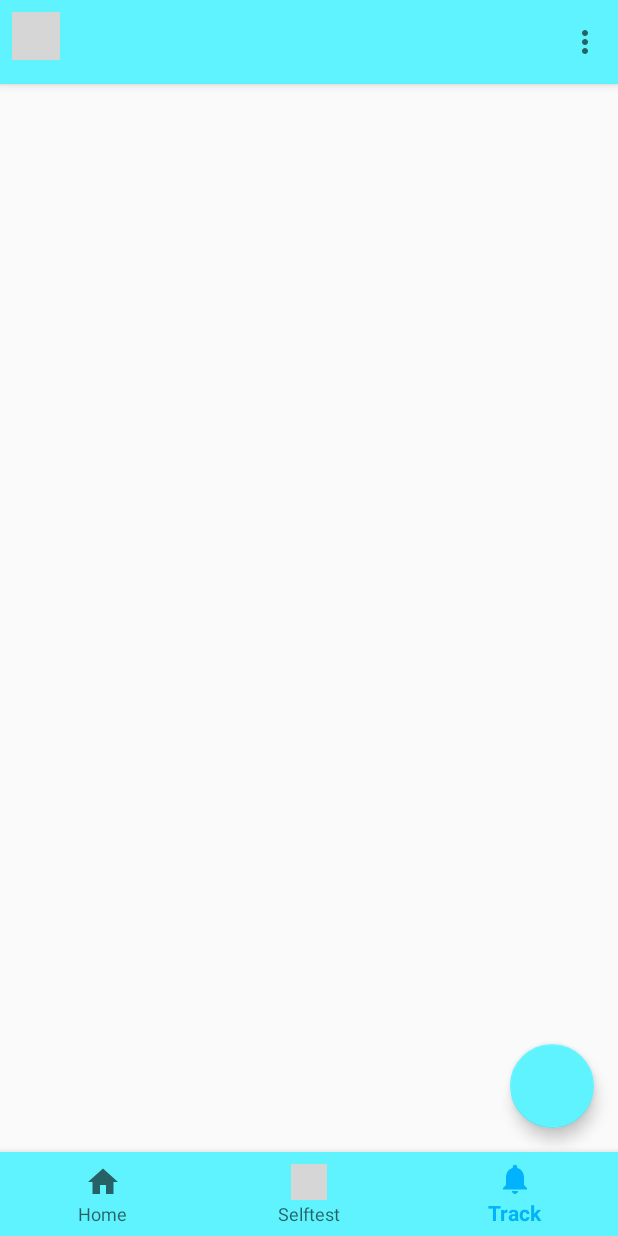
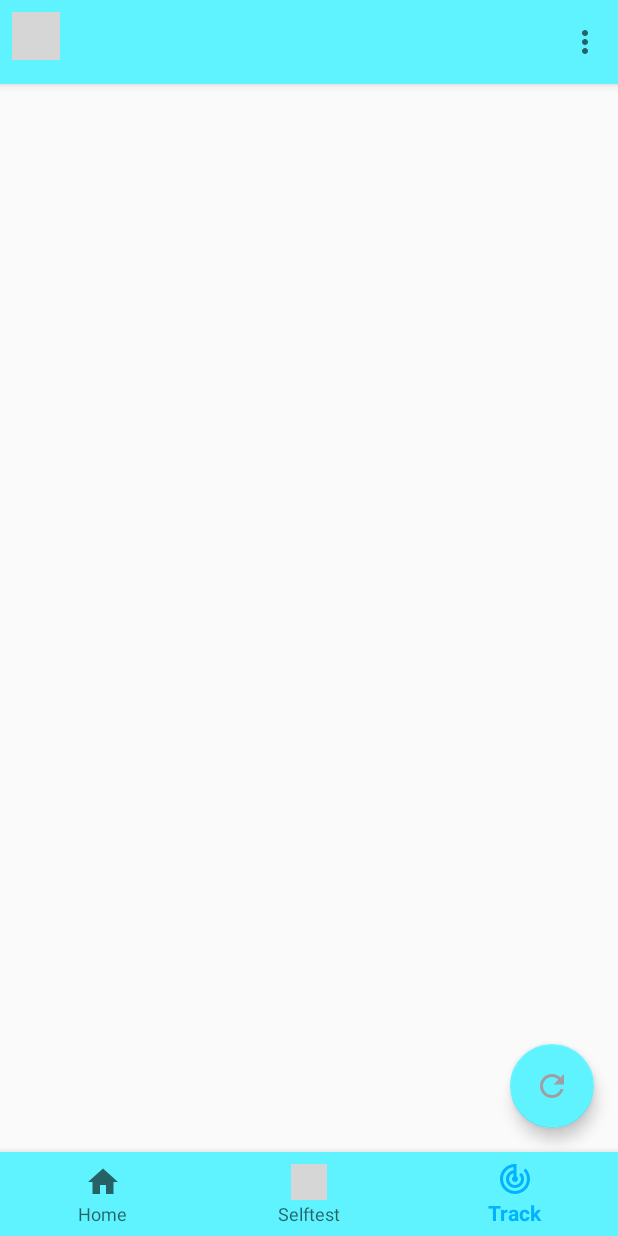
Before and after one commit to tutushubham/Android-TrueSaviour, an Android app: the fragment Dashboard placed in its activity, item 3 of the bottom bar chosen, on a phone screen of 412 x 824 dp. Run offline under Robolectric (Android 15) with nearby library versions, the phone set to English and light mode, and no system bars; libraries missing offline, so code that uses them is left out: com.andremion.floatingnavigationview, com.stone.vega, io.paperdb; plain views replace FloatingNavigationView; 10 statements that could not run were skipped; grey boxes are pictures that could not be loaded.

Commit message:
icons fixed, UI improvements

```diff
--- a/app/src/main/java/com/vaidik/truesaviour/UI/Dashboard.java
+++ b/app/src/main/java/com/vaidik/truesaviour/UI/Dashboard.java
@@ -20,7 +20,7 @@ public class Dashboard extends Fragment {
     @Nullable
     @Override
     public View onCreateView(@NonNull LayoutInflater inflater, @Nullable ViewGroup container, @Nullable Bundle savedInstanceState) {
-        View view = inflater.inflate(R.layout.fragment_dash, container, false);
+        View view = inflater.inflate(R.layout.fragment_selftest, container, false);
 
 
         Button selfTest = view.findViewById(R.id.startTest);
--- /dev/null
+++ b/app/src/main/res/drawable/ic_refresh.xml
@@ -0,0 +1,10 @@
+<vector xmlns:android="http://schemas.android.com/apk/res/android"
+    android:width="50dp"
+    android:height="50dp"
+    android:tint="#A19DA2"
+    android:viewportWidth="24.0"
+    android:viewportHeight="24.0">
+    <path
+        android:fillColor="#FF000000"
+        android:pathData="M17.65,6.35C16.2,4.9 14.21,4 12,4c-4.42,0 -7.99,3.58 -7.99,8s3.57,8 7.99,8c3.73,0 6.84,-2.55 7.73,-6h-2.08c-0.82,2.33 -3.04,4 -5.65,4 -3.31,0 -6,-2.69 -6,-6s2.69,-6 6,-6c1.66,0 3.14,0.69 4.22,1.78L13,11h7V4l-2.35,2.35z" />
+</vector>
--- /dev/null
+++ b/app/src/main/res/drawable/ic_track.xml
@@ -0,0 +1,10 @@
+<vector xmlns:android="http://schemas.android.com/apk/res/android"
+    android:width="50dp"
+    android:height="50dp"
+    android:tint="#A19DA2"
+    android:viewportWidth="24.0"
+    android:viewportHeight="24.0">
+    <path
+        android:fillColor="#FF000000"
+        android:pathData="M19.07,4.93l-1.41,1.41C19.1,7.79 20,9.79 20,12c0,4.42 -3.58,8 -8,8s-8,-3.58 -8,-8c0,-4.08 3.05,-7.44 7,-7.93v2.02C8.16,6.57 6,9.03 6,12c0,3.31 2.69,6 6,6s6,-2.69 6,-6c0,-1.66 -0.67,-3.16 -1.76,-4.24l-1.41,1.41C15.55,9.9 16,10.9 16,12c0,2.21 -1.79,4 -4,4s-4,-1.79 -4,-4c0,-1.86 1.28,-3.41 3,-3.86v2.14c-0.6,0.35 -1,0.98 -1,1.72 0,1.1 0.9,2 2,2s2,-0.9 2,-2c0,-0.74 -0.4,-1.38 -1,-1.72V2h-1C6.48,2 2,6.48 2,12s4.48,10 10,10 10,-4.48 10,-10c0,-2.76 -1.12,-5.26 -2.93,-7.07z" />
+</vector>
--- a/app/src/main/res/layout/fragment_track.xml
+++ b/app/src/main/res/layout/fragment_track.xml
@@ -36,6 +36,6 @@
         android:layout_margin="16dp"
         android:clickable="true"
         android:focusable="true"
-        app:srcCompat="@android:drawable/ic_refresh" />
+        app:srcCompat="@drawable/ic_refresh" />
 
 </RelativeLayout>
--- a/app/src/main/res/menu/navigation.xml
+++ b/app/src/main/res/menu/navigation.xml
@@ -13,7 +13,7 @@
 
     <item
         android:id="@+id/navigation_notifications"
-        android:icon="@drawable/ic_notifications_black_24dp"
+        android:icon="@drawable/ic_track"
         android:title="@string/track" />
 
 </menu>
--- a/app/src/main/res/menu/wallpaper_bottom.xml
+++ b/app/src/main/res/menu/wallpaper_bottom.xml
@@ -12,7 +12,7 @@
 
     <item
         android:id="@+id/navigation_set"
-        android:icon="@drawable/ic_notifications_black_24dp"
+        android:icon="@drawable/ic_settings"
         android:title="Settings" />
 
 </menu>
```
Also changed, not shown: app/src/main/java/com/vaidik/truesaviour/Fragments/About.java (+2 -7 lines), app/src/main/res/drawable/ic_settings.xml (added, +9 -0 lines), app/src/main/res/layout/fragment_profile.xml (+10 -8 lines), app/src/main/res/layout/nav_header.xml (+6 -4 lines), app/src/main/res/layout/fragment_selftest.xml (renamed from app/src/main/res/layout/fragment_dash.xml).
